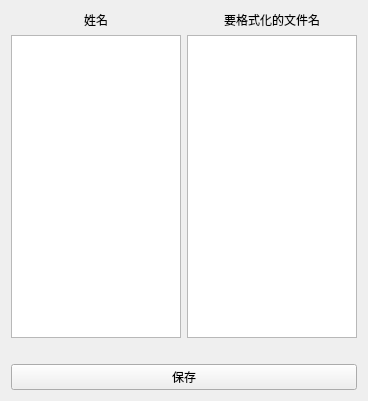
Qt form UI/write_config_ui.ui (Alddp/XWAssistance) before a commit.
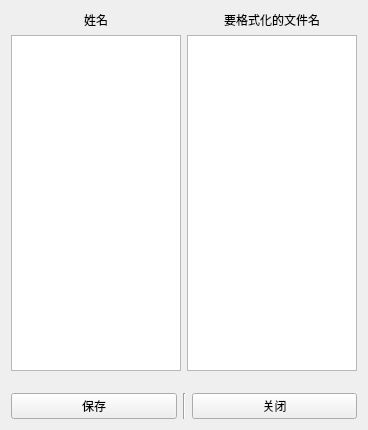
The same form after that commit.

What changed in the file:
```diff
--- a/UI/write_config_ui.ui
+++ b/UI/write_config_ui.ui
@@ -7,14 +7,14 @@
                 <x>0</x>
                 <y>0</y>
                 <width>368</width>
-                <height>401</height>
+    <height>430</height>
             </rect>
         </property>
         <property name="windowTitle">
             <string>Form</string>
         </property>
-        <layout class="QHBoxLayout" name="horizontalLayout_2">
-            <item>
+  <layout class="QGridLayout" name="gridLayout">
+   <item row="0" column="0">
                 <layout class="QVBoxLayout" name="verticalLayout_3">
                     <item>
                         <layout class="QHBoxLayout" name="horizontalLayout">
@@ -28,27 +28,50 @@
                                         </widget>
                                     </item>
                                     <item>
-                                        <widget class="QPlainTextEdit" name="names_pte"/>
+          <widget class="QPlainTextEdit" name="names_pte">
+           <property name="minimumSize">
+            <size>
+             <width>168</width>
+             <height>0</height>
+            </size>
+           </property>
+          </widget>
                                     </item>
                                 </layout>
                             </item>
                             <item>
                                 <layout class="QVBoxLayout" name="verticalLayout_2">
                                     <item alignment="Qt::AlignmentFlag::AlignHCenter">
-                                        <widget class="QLabel" name="label_2">
+          <widget class="QLabel" name="f_name_lb">
+           <property name="minimumSize">
+            <size>
+             <width>168</width>
+             <height>0</height>
+            </size>
+           </property>
                                             <property name="text">
                                                 <string>要格式化的文件名</string>
                                             </property>
+           <property name="alignment">
+            <set>Qt::AlignmentFlag::AlignCenter</set>
+           </property>
                                         </widget>
                                     </item>
                                     <item>
-                                        <widget class="QPlainTextEdit" name="f_names_pte"/>
+          <widget class="QPlainTextEdit" name="f_names_pte">
+           <property name="minimumSize">
+            <size>
+             <width>168</width>
+             <height>336</height>
+            </size>
+           </property>
+          </widget>
                                     </item>
                                 </layout>
                             </item>
                         </layout>
                     </item>
-                    <item alignment="Qt::AlignmentFlag::AlignHCenter|Qt::AlignmentFlag::AlignVCenter">
+     <item>
                         <widget class="QLabel" name="info_lb">
                             <property name="minimumSize">
                                 <size>
@@ -65,11 +88,29 @@
                         </widget>
                     </item>
                     <item>
+      <layout class="QHBoxLayout" name="horizontalLayout_2">
+       <item>
                         <widget class="QPushButton" name="save_pb">
                             <property name="text">
                                 <string>保存</string>
                             </property>
                         </widget>
+       </item>
+       <item>
+        <widget class="Line" name="line">
+         <property name="orientation">
+          <enum>Qt::Orientation::Vertical</enum>
+         </property>
+        </widget>
+       </item>
+       <item>
+        <widget class="QPushButton" name="close_pb">
+         <property name="text">
+          <string>关闭</string>
+         </property>
+        </widget>
+       </item>
+      </layout>
                     </item>
                 </layout>
             </item>
```
Left out of the diff: 5 changed lines with no effect on the pictures. Lines whose indentation alone changed are shown as unchanged.
